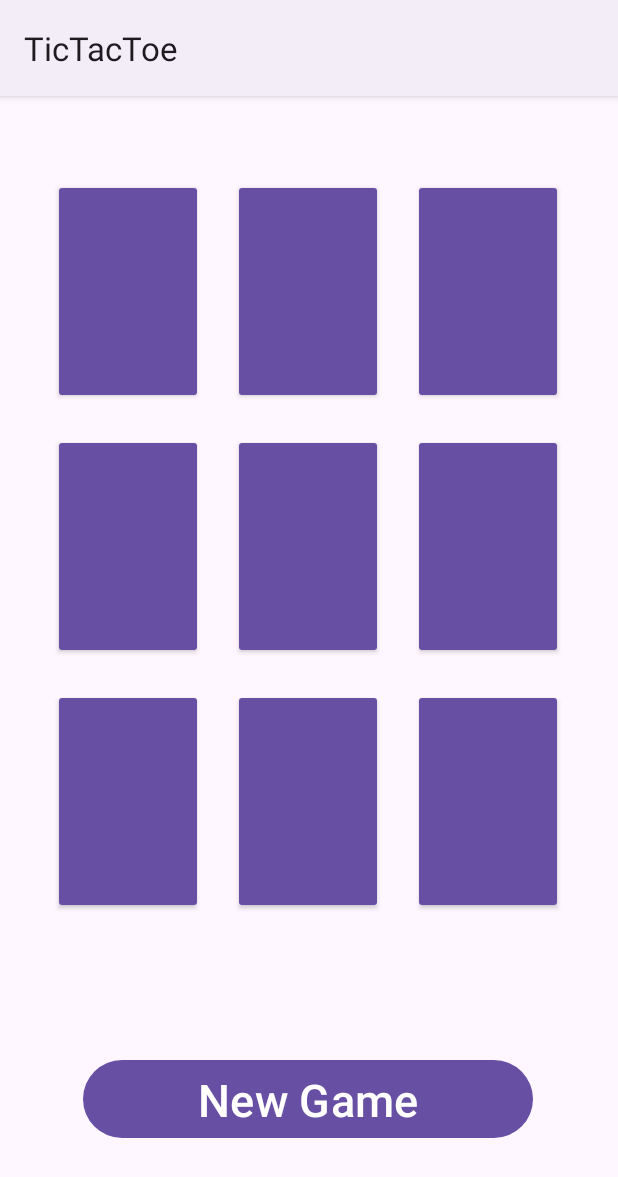
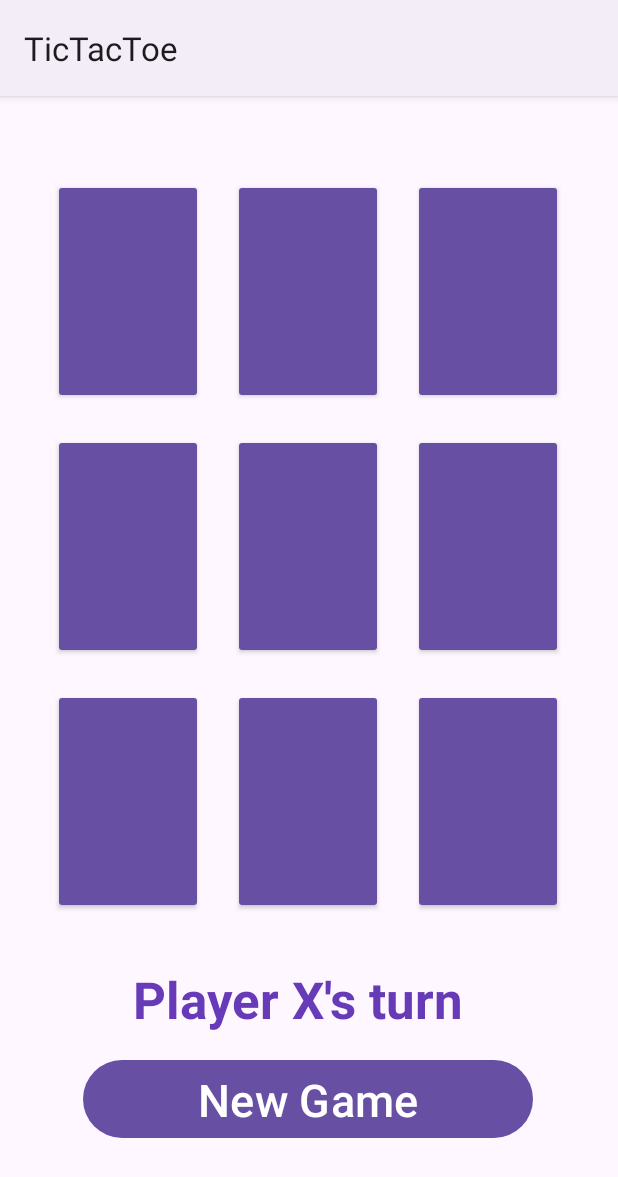
Before and after one commit to marysaray/TicTacToe, an Android app: the screen it shows after launch (MainActivity), on a phone screen of 412 x 824 dp. Shown: the top 1177 px of the screen. Run offline under Robolectric (Android 15) with nearby library versions, the phone set to English and light mode, and no system bars.

Commit message:
Added statement for player X to always start the game

```diff
--- a/app/src/main/java/com/example/tictactoe/MainActivity.kt
+++ b/app/src/main/java/com/example/tictactoe/MainActivity.kt
@@ -20,6 +20,8 @@ class MainActivity : AppCompatActivity() {
             v.setPadding(systemBars.left, systemBars.top, systemBars.right, systemBars.bottom)
             insets
         }
+        val displayText = findViewById<TextView>(R.id.displayTextId)
+        "Player X's turn".also { displayText.text = it }
         val row1col1 = findViewById<Button>(R.id.row1col1Button) // Top row on the left corner
         row1col1.setOnClickListener {
             btnClick(row1col1)
```
